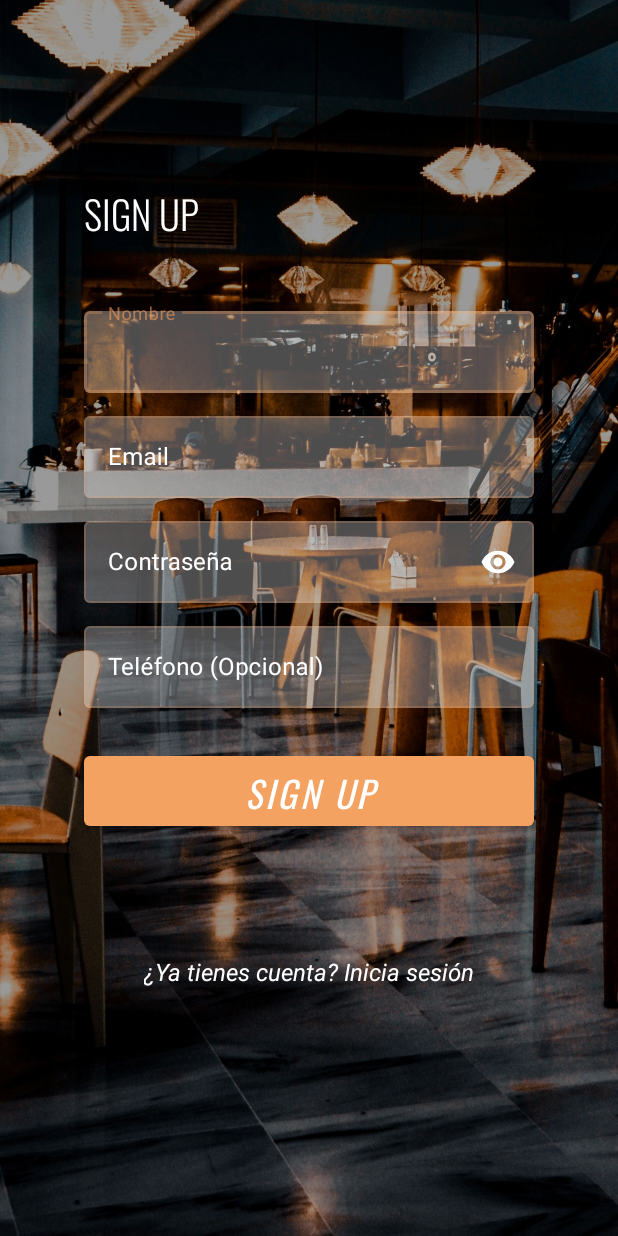
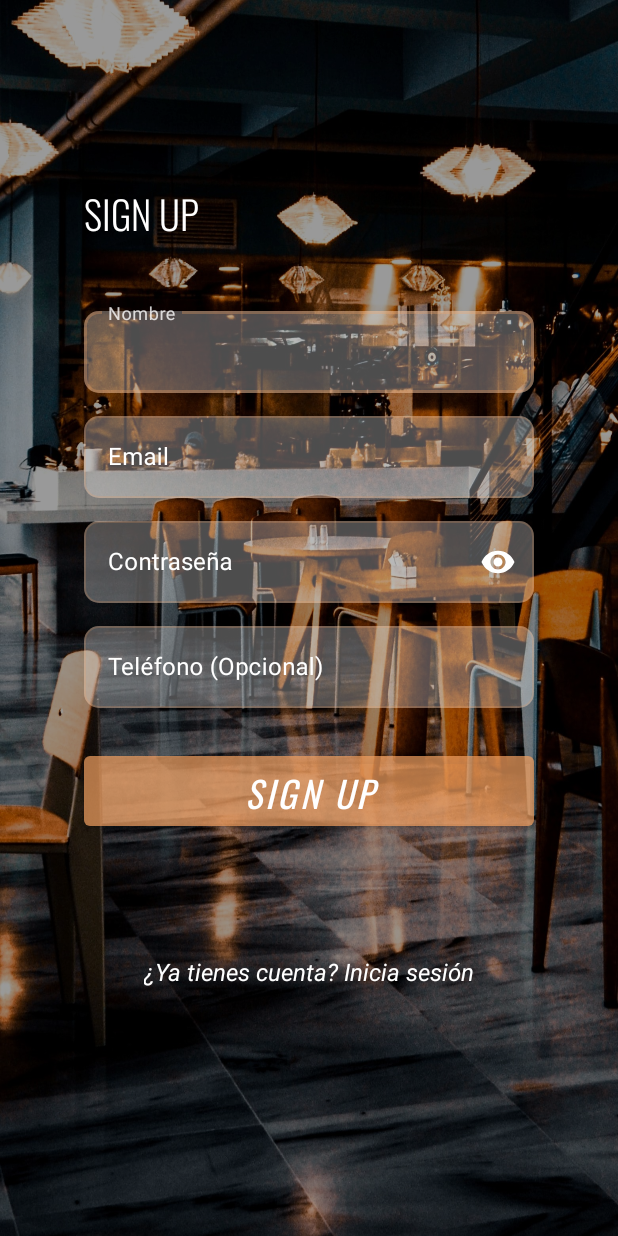
Before and after one commit to 2DAMUE/pfcjun21-safebar, an Android app: the screen it shows after launch (SignUp), after a tap on "¿No tienes cuenta? Regístrate", on a phone screen of 412 x 824 dp. Run offline under Robolectric (Android 15) with nearby library versions, the phone set to English and light mode, and no system bars; our stand-ins replace Firebase (no records; nobody signed in at launch, a user with empty details on screens opened directly); libraries missing offline, so code that uses them is left out: jp.wasabeef.glide; Roboto replaces fonts that are not available here; 2 statements that could not run were skipped; 3 other taps on this screen came first.

Commit message:
error check

```diff
--- a/app/src/main/java/com/dam/safebar/LogIn.java
+++ b/app/src/main/java/com/dam/safebar/LogIn.java
@@ -6,29 +6,66 @@ import android.content.Intent;
 import android.graphics.drawable.ColorDrawable;
 import android.os.Bundle;
 import android.view.View;
+import android.widget.Button;
+import android.widget.EditText;
 import android.widget.ImageView;
+import android.widget.Toast;
 
 import com.bumptech.glide.Glide;
 import com.bumptech.glide.request.RequestOptions;
+import com.google.android.material.snackbar.Snackbar;
+import com.google.android.material.textfield.TextInputEditText;
+import com.google.android.material.textfield.TextInputLayout;
 
 import jp.wasabeef.glide.transformations.BlurTransformation;
 
 public class LogIn extends AppCompatActivity {
 
-    ImageView background;
+
 
     @Override
     protected void onCreate(Bundle savedInstanceState) {
         super.onCreate(savedInstanceState);
         setContentView(R.layout.activity_login);
 
-        background = findViewById(R.id.ivBackgroundLogin);
+        ImageView background = (ImageView) findViewById(R.id.ivBackgroundLogin);
+        Button btnLogin = (Button) findViewById(R.id.btnLogin);
+        TextInputLayout etUsuarioEmail = (TextInputLayout) findViewById(R.id.lLoginUsuario);
+        TextInputLayout etPassword = (TextInputLayout) findViewById(R.id.lLoginPassword);
 
         Glide.with(this)
-                .load(R.drawable.background_restaurante_crop)
+                .load(R.drawable.food)
                 .fitCenter()
-                .apply(RequestOptions.bitmapTransform(new BlurTransformation(20, 1)))
+                .apply(RequestOptions.bitmapTransform(new BlurTransformation(6, 1)))
                 .into(background);
+
+        btnLogin.setOnClickListener(new View.OnClickListener() {
+            @Override
+            public void onClick(View v) {
+                if (checkEmpty(etUsuarioEmail)) {
+
+                    etUsuarioEmail.setError(null);
+
+                    if (checkEmpty(etPassword)) {
+
+                        etPassword.setError(null);
+                        Toast.makeText(LogIn.this, getInputString(etUsuarioEmail), Toast.LENGTH_SHORT).show();
+
+                        //TODO: INICIAR SESION
+
+                    } else { etPassword.setError("Obligatorio"); }
+
+                } else { etUsuarioEmail.setError("Obligatorio"); }
+            }
+        });
+    }
+
+    private boolean checkEmpty(TextInputLayout et) {
+        return !et.getEditText().getText().toString().isEmpty();
+    }
+
+    private String getInputString(TextInputLayout et) {
+        return et.getEditText().getText().toString();
     }
 
     public void olvidasteContrasena(View view) {
--- a/app/src/main/java/com/dam/safebar/SignUp.java
+++ b/app/src/main/java/com/dam/safebar/SignUp.java
@@ -6,30 +6,68 @@ import android.content.Intent;
 import android.media.Image;
 import android.os.Bundle;
 import android.view.View;
+import android.widget.Button;
+import android.widget.EditText;
 import android.widget.ImageView;
 
 import com.bumptech.glide.Glide;
 import com.bumptech.glide.request.RequestOptions;
+import com.google.android.material.textfield.TextInputLayout;
 
 import jp.wasabeef.glide.transformations.BlurTransformation;
 
 public class SignUp extends AppCompatActivity {
-
-    ImageView background;
 
     @Override
     protected void onCreate(Bundle savedInstanceState) {
         super.onCreate(savedInstanceState);
         setContentView(R.layout.activity_signup);
 
-        background = findViewById(R.id.ivBackgroundSignUp);
+        ImageView background = (ImageView) findViewById(R.id.ivBackgroundSignUp);
+        Button btnSignup = (Button) findViewById(R.id.btnSignUp);
+        TextInputLayout etNombre = (TextInputLayout) findViewById(R.id.lSignUpNombre);
+        TextInputLayout etEmail = (TextInputLayout) findViewById(R.id.lSignUpEmail);
+        TextInputLayout etPassword = (TextInputLayout) findViewById(R.id.lSignUpPassword);
+        TextInputLayout etTelefono = (TextInputLayout) findViewById(R.id.lSignUpTelefono);
 
         Glide.with(this)
-                .load(R.drawable.background_restaurante_crop)
+                .load(R.drawable.food_variant)
                 .fitCenter()
-                .apply(RequestOptions.bitmapTransform(new BlurTransformation(20, 1)))
+                .apply(RequestOptions.bitmapTransform(new BlurTransformation(6, 1)))
                 .into(background);
 
+        btnSignup.setOnClickListener(new View.OnClickListener() {
+            @Override
+            public void onClick(View v) {
+                if (checkEmpty(etNombre)) {
+
+                    etNombre.setError(null);
+
+                    if (checkEmpty(etEmail)) {
+
+                        etEmail.setError(null);
+
+                        if (checkEmpty(etPassword)) {
+
+                            etPassword.setError(null);
+
+                            //TODO: REGISTRAR USUARIO
+
+                        } else { etPassword.setError("Campo obligatorio"); }
+                    } else { etEmail.setError("Campo obligatorio"); }
+                } else { etNombre.setError("Campo obligatorio"); }
+            }
+        });
+
+    }
+
+    //Metodos para optimizar el isEmpty y obtener el String
+    private boolean checkEmpty(TextInputLayout et) {
+        return !et.getEditText().getText().toString().isEmpty();
+    }
+
+    private String getInputString(TextInputLayout et) {
+        return et.getEditText().getText().toString();
     }
 
     public void goLogIn(View view) {
--- a/app/src/main/java/com/dam/safebar/Splash.java
+++ b/app/src/main/java/com/dam/safebar/Splash.java
@@ -16,6 +16,8 @@ import android.widget.ImageView;
 import android.widget.TextView;
 
 import com.bumptech.glide.Glide;
+import com.google.firebase.auth.FirebaseAuth;
+import com.google.firebase.auth.FirebaseUser;
 
 public class Splash extends AppCompatActivity {
 
@@ -40,12 +42,21 @@ public class Splash extends AppCompatActivity {
         logo.startAnimation(fadeIn);
         nombre.startAnimation(fadeIn);
 
+        //Para comprobar si existe usuario Logueado. Salta al inicio si ya hay sesion abierta.
+        FirebaseUser user = FirebaseAuth.getInstance().getCurrentUser();
+        if (user != null) {
+            openDelay(false);
+        } else {
             openDelay(true);
+        }
+
 
     }
 
     private void openDelay(boolean b) {
         Handler handler = new Handler();
+        if (b) {
+
             handler.postDelayed(new Runnable() {
                 @Override
                 public void run() {
@@ -55,6 +66,20 @@ public class Splash extends AppCompatActivity {
                     finish();
                 }
             }, 3500);
+
+        } else {
+
+            handler.postDelayed(new Runnable() {
+                @Override
+                public void run() {
+                    Intent intent = new Intent(Splash
+                            .this, Inicio.class);
+                    startActivity(intent);
+                    finish();
+                }
+            }, 3500);
+
+        }
     }
 
 
--- /dev/null
+++ b/app/src/main/res/color/statelist_btn_orange.xml
@@ -0,0 +1,7 @@
+<?xml version="1.0" encoding="utf-8"?>
+<selector xmlns:android="http://schemas.android.com/apk/res/android">
+    <item android:alpha="0.90" android:color="@color/orange_light" android:state_focused="true"/>
+    <item android:alpha="0.90" android:color="@color/orange_light" android:state_hovered="true"/>
+    <item android:alpha="0.90" android:color="@color/orange_light" android:state_enabled="false"/>
+    <item android:alpha="0.70" android:color="@color/orange_light"/>
+</selector>
--- a/app/src/main/res/values/colors.xml
+++ b/app/src/main/res/values/colors.xml
@@ -5,7 +5,7 @@
     <color name="yellow">#E9C46A</color>
     <color name="orange_dark">#E76F51</color>
     <color name="orange_light">#F4A261</color>
-    <color name="orange_light_alpha">#99F4A261</color>
+    <color name="white_light_alpha">#CCFFFFFF</color>
     <color name="black">#FF000000</color>
     <color name="white">#FFFFFFFF</color>
     <color name="alpha">#00FFFFFF</color>
--- a/app/src/main/res/values/themes.xml
+++ b/app/src/main/res/values/themes.xml
@@ -38,11 +38,13 @@
     <style name="TextInput.LogIn" parent="Widget.MaterialComponents.TextInputLayout.OutlinedBox">
         <item name="boxStrokeColor">@color/statelist_et_orange</item>
         <item name="colorOnSurface">@color/white</item>
-        <item name="hintTextColor">@color/orange_light_alpha</item>
+        <item name="hintTextColor">@color/white_light_alpha</item>
         <item name="android:textColorHint">@color/white</item>
         <item name="boxBackgroundColor">@color/white_alpha</item>
         <item name="hintEnabled">true</item>
         <item name="android:strokeColor">@color/orange_light</item>
+        <item name="shapeAppearance">@style/ShapeAppearance.Login.EditText</item>
+        <item name="errorEnabled">true</item>
     </style>
 
     <style name="Text.Titulo" parent="Widget.AppCompat.TextView">
@@ -58,6 +60,12 @@
         <item name="fontFamily">@font/oswald</item>
         <item name="android:textStyle">italic</item>
         <item name="android:textSize">24sp</item>
+        <item name="backgroundTint">@color/statelist_btn_orange</item>
+    </style>
+
+    <style name="ShapeAppearance.Login.EditText" parent="ShapeAppearance.MaterialComponents.SmallComponent">
+        <item name="cornerFamily">rounded</item>
+        <item name="cornerSize">10dp</item>
     </style>
 
 </resources>
```
Also changed, not shown: app/src/main/res/layout/activity_login.xml (+4 -8 lines), app/src/main/res/drawable/food.gif (added), 1 other file. Lines whose indentation alone changed are shown as unchanged.
